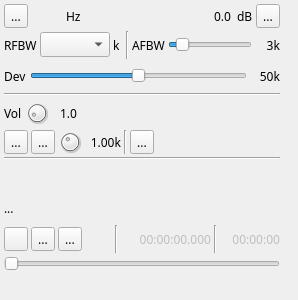
This is plugins/channeltx/modwfm/wfmmodgui.ui in f4exb/sdrangel as Qt 5 draws it before an edit. The edited form follows.
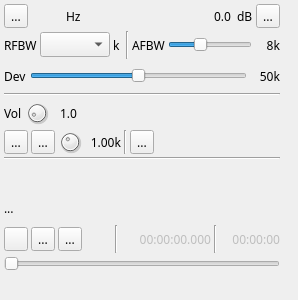
This is the edited form. Icons and pictures are not drawn. Custom widgets are drawn as their Qt base class.

Diff of the .ui file:
```diff
--- a/plugins/channeltx/modwfm/wfmmodgui.ui
+++ b/plugins/channeltx/modwfm/wfmmodgui.ui
@@ -243,7 +243,7 @@
          <number>1</number>
         </property>
         <property name="value">
-         <number>3</number>
+         <number>8</number>
         </property>
         <property name="orientation">
          <enum>Qt::Horizontal</enum>
@@ -259,7 +259,7 @@
          </size>
         </property>
         <property name="text">
-         <string>3k</string>
+         <string>8k</string>
         </property>
         <property name="alignment">
          <set>Qt::AlignRight|Qt::AlignTrailing|Qt::AlignVCenter</set>
```
Left out of the diff: 2 changed lines with no effect on the pictures.
